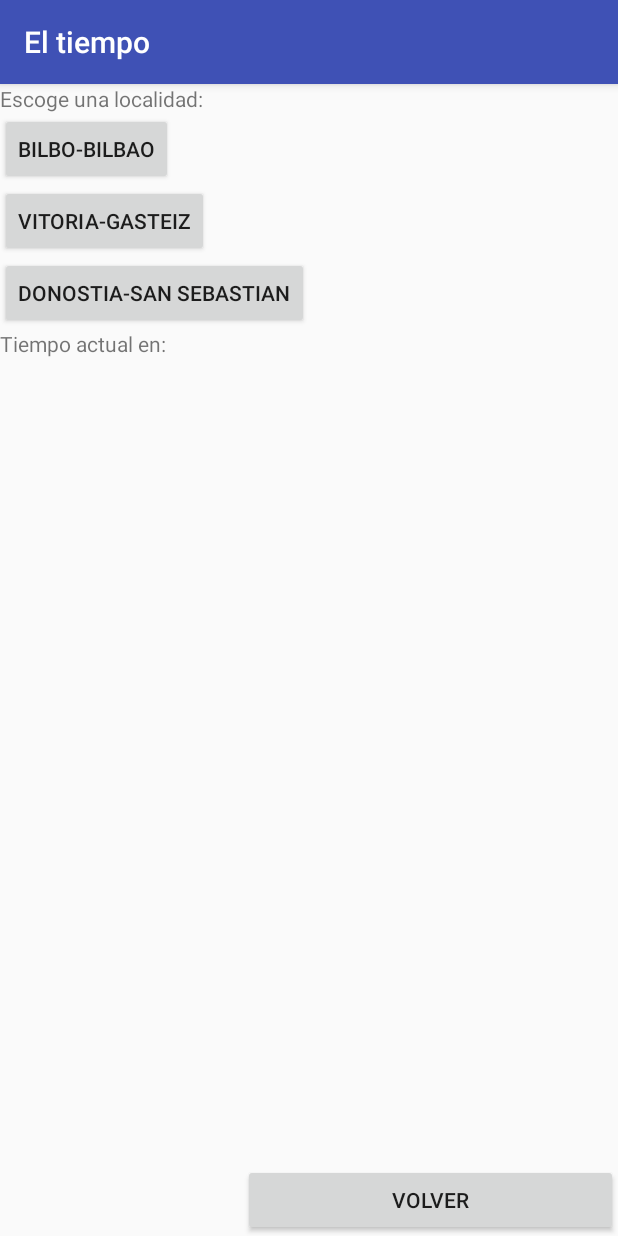
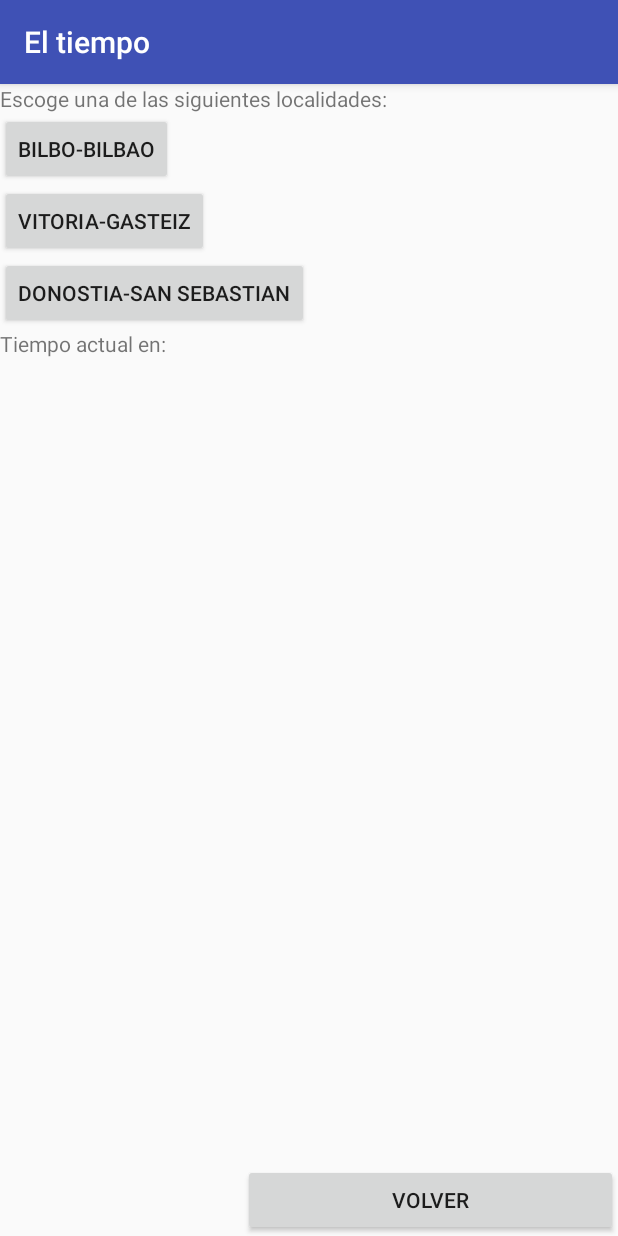
Before and after one commit to ibaiape/SegundoExamen, an Android app: the Tiempo screen opened directly, with no data from a screen before it, on a phone screen of 412 x 824 dp. Run offline under Robolectric (Android 15) with nearby library versions, the phone set to English and light mode, and no system bars.

Commit message:
Últimas strings

```diff
--- a/app/src/main/res/layout/activity_tiempo.xml
+++ b/app/src/main/res/layout/activity_tiempo.xml
@@ -12,22 +12,22 @@
         <TextView
             android:layout_width="wrap_content"
             android:layout_height="wrap_content"
-            android:text="Escoge una localidad:"/>
+            android:text="@string/txtTiempo1"/>
         <Button     android:id="@+id/btnBilbao"
             android:layout_width="wrap_content"
             android:layout_height="wrap_content"
             android:onClick="datosBilbao"
-            android:text="Bilbo-Bilbao"/>
+            android:text="@string/txtBilbo"/>
         <Button     android:id="@+id/btnVitoria"
             android:layout_width="wrap_content"
             android:layout_height="wrap_content"
             android:onClick="datosVitoria"
-            android:text="Vitoria-Gasteiz"/>
+            android:text="@string/txtVitoria"/>
         <Button     android:id="@+id/btnDonostia"
             android:layout_width="wrap_content"
             android:layout_height="wrap_content"
             android:onClick="datosDonostia"
-            android:text="Donostia-San Sebastian"/>
+            android:text="@string/txtDonostia"/>
         <LinearLayout
             android:layout_width="wrap_content"
             android:layout_height="wrap_content"
@@ -35,7 +35,7 @@
             <TextView
                 android:layout_width="wrap_content"
                 android:layout_height="wrap_content"
-                android:text="Tiempo actual en: "/>
+                android:text="@string/txtTiempo2"/>
             <TextView   android:id="@+id/txtElegido"
                 android:layout_width="wrap_content"
                 android:layout_height="wrap_content"/>
@@ -54,7 +54,7 @@
             android:layout_height="wrap_content"
             android:layout_alignParentBottom="true"
             android:layout_alignParentRight="true"
-            android:text="Volver"
+            android:text="@string/btnVolver"
             android:onClick="volver"/>
     </RelativeLayout>
 
--- a/app/src/main/res/values/strings.xml
+++ b/app/src/main/res/values/strings.xml
@@ -8,6 +8,9 @@
     <string name="btnVolver">Volver</string>
     <string name="txtTiempo1">Escoge una de las siguientes localidades: </string>
     <string name="txtTiempo2">Tiempo actual en: </string>
+    <string name="txtBilbo">Bilbo-Bilbao</string>
+    <string name="txtVitoria">Vitoria-Gasteiz</string>
+    <string name="txtDonostia">Donostia-San Sebastian</string>
     <string name="txtAtomico">Introduce nombre de elemento quimico: </string>
     <string name="btnInformacion">Información del elemento</string>
     <string name="txtSimbolo">Simbolo quimico: </string>
```
